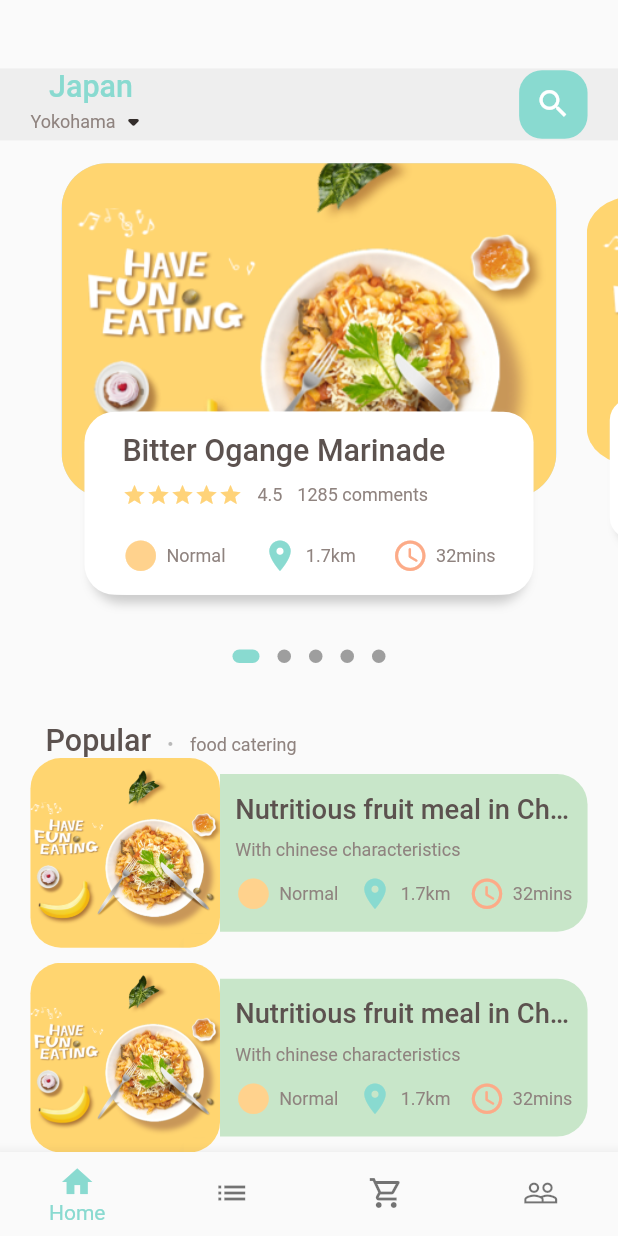
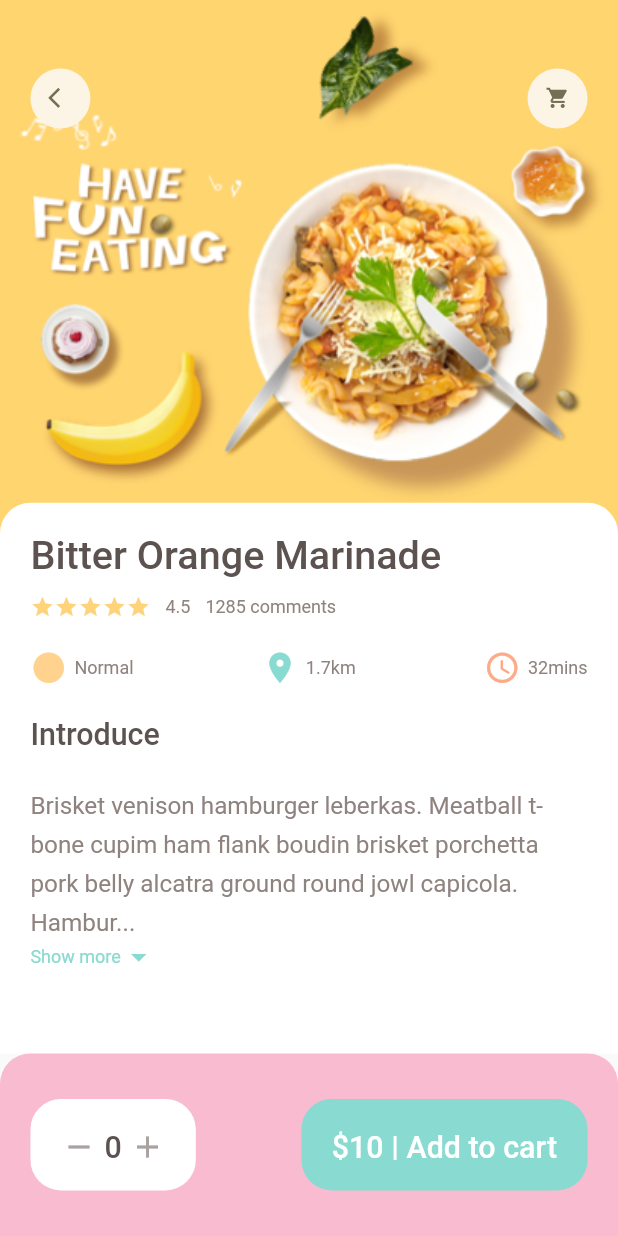
Before and after one commit to Cotamor/food-delivery-app, a Flutter app: the screen it shows after launch, on a phone screen of 412 x 824 dp. Run offline on Flutter 3.47's test engine with Material 2 defaults, Android fonts, the phone set to English and light mode, and no system bars; drawn by our look-alikes of dots_indicator; our stand-ins replace get.

Commit message:
step-3(Add PopularFoodDetail)

```diff
--- a/lib/Utils/dimentions.dart
+++ b/lib/Utils/dimentions.dart
@@ -11,6 +11,7 @@ class Dimentions {
   static double height15 = screenHeight / 54.2;
   static double height20 = screenHeight / 40.6;
   static double height30 = screenHeight / 27.1;
+  static double height40 = screenHeight / 20.32;
   static double height45 = screenHeight / 18.06;
   static double height100 = screenHeight / 8.13;
   static double height120 = screenHeight / 6.77;
@@ -24,8 +25,10 @@ class Dimentions {
   static double width120 = screenHeight / 6.77;
 
   // Font
+  static double font16 = screenHeight / 50.81;
   static double font18 = screenHeight / 45.16;
   static double font20 = screenHeight / 40.6;
+  static double font26 = screenHeight / 31.26;
 
   // Radius
   static double radius15 = screenHeight / 54.2;
@@ -33,9 +36,16 @@ class Dimentions {
   static double radius30 = screenHeight / 27.1;
 
   // Icon size
+  static double iconSize16 = screenHeight / 50.81;
   static double iconSize24 = screenHeight / 33.87;
 
   // ListView size 813 x 392
   static double listViewImgSize = screenWidth / 3.26;
   static double listViewTextContSize = screenWidth / 3.92;
+
+  // Popular food
+  static double popularFoodImgSize = screenHeight / 2.32;
+
+  // Bottom height
+  static double bottomHeightBar120 = screenHeight / 6.77;
 }
--- a/lib/main.dart
+++ b/lib/main.dart
@@ -1,6 +1,7 @@
 import 'package:flutter/material.dart';
 import 'package:food_deli/Utils/colors.dart';
-import 'package:food_deli/home/main_food_page.dart';
+import 'package:food_deli/pages/food/popular_food_detail.dart';
+import 'package:food_deli/pages/home/main_food_page.dart';
 import 'package:get/get.dart';
 
 void main() {
@@ -17,7 +18,7 @@ class MyApp extends StatelessWidget {
       theme: ThemeData(
         primarySwatch: Colors.blue,
       ),
-      home: const MainPage(),
+      home: const PopularFoodDetail(),
     );
   }
 }
@@ -33,7 +34,7 @@ class _MainPageState extends State<MainPage> {
   int currentIndex = 0;
   List pages = [
     const MainFoodPage(),
-    const MainFoodPage(),
+    const PopularFoodDetail(),
     const MainFoodPage(),
     const MainFoodPage(),
   ];
--- /dev/null
+++ b/lib/pages/food/popular_food_detail.dart
@@ -0,0 +1,147 @@
+import 'package:flutter/material.dart';
+import 'package:food_deli/Utils/colors.dart';
+import 'package:food_deli/Utils/dimentions.dart';
+import 'package:food_deli/widgets/app_column.dart';
+import 'package:food_deli/widgets/app_icon.dart';
+import 'package:food_deli/widgets/expandable_text_widget.dart';
+import 'package:food_deli/widgets/icon_text.dart';
+import 'package:food_deli/widgets/large_text.dart';
+import 'package:food_deli/widgets/small_text.dart';
+
+class PopularFoodDetail extends StatelessWidget {
+  const PopularFoodDetail({Key? key}) : super(key: key);
+
+  @override
+  Widget build(BuildContext context) {
+    return Scaffold(
+      body: Stack(
+        children: [
+          // Background Image
+          Positioned(
+            left: 0,
+            right: 0,
+            child: Container(
+              width: double.maxFinite,
+              height: Dimentions.popularFoodImgSize,
+              decoration: const BoxDecoration(
+                image: DecorationImage(
+                  image: AssetImage('assets/image/food0.png'),
+                  fit: BoxFit.cover,
+                ),
+              ),
+            ),
+          ),
+          // Navigations Top
+          Positioned(
+            left: Dimentions.width20,
+            right: Dimentions.width20,
+            top: Dimentions.height45,
+            child: Row(
+              mainAxisAlignment: MainAxisAlignment.spaceBetween,
+              children: const [
+                AppIcon(icon: Icons.arrow_back_ios),
+                AppIcon(icon: Icons.shopping_cart),
+              ],
+            ),
+          ),
+          // Title Section
+          Positioned(
+            left: 0,
+            right: 0,
+            bottom: 0,
+            top: Dimentions.popularFoodImgSize - 20,
+            child: Container(
+              padding: EdgeInsets.only(
+                left: Dimentions.width20,
+                right: Dimentions.width20,
+                top: Dimentions.height20,
+              ),
+              decoration: BoxDecoration(
+                borderRadius: BorderRadius.only(
+                  topLeft: Radius.circular(Dimentions.radius20),
+                  topRight: Radius.circular(Dimentions.radius20),
+                ),
+                color: Colors.white,
+              ),
+              child: Column(
+                crossAxisAlignment: CrossAxisAlignment.start,
+                children: [
+                  const AppColumn(title: 'Bitter Orange Marinade'),
+                  SizedBox(height: Dimentions.height20),
+                  const LargeText(text: 'Introduce'),
+                  SizedBox(height: Dimentions.height20),
+                  // Description Section(ExpandableTextWidget)
+                  const Expanded(
+                    child: SingleChildScrollView(
+                      child: ExpandableTextWidget(
+                          text:
+                              'Brisket venison hamburger leberkas. Meatball t-bone cupim ham flank boudin brisket porchetta pork belly alcatra ground round jowl capicola. Hamburger corned beef alcatra rump frankfurter tongue kevin burgdoggen. T-bone rump jowl chislic pig leberkas tenderloin drumstick doner salami turducken ham pork loin burgdoggen meatloaf. Cupim pork chop shank filet mignon. Shankle pork belly tongue jerky, kevin chicken hamburger turducken rump. Rump ham short ribs venison kielbasa.'),
+                    ),
+                  ),
+                ],
+              ),
+            ),
+          ),
+        ],
+      ),
+      bottomNavigationBar: Container(
+        height: Dimentions.bottomHeightBar120,
+        padding: EdgeInsets.only(
+          top: Dimentions.height30,
+          bottom: Dimentions.height30,
+          left: Dimentions.width20,
+          right: Dimentions.width20,
+        ),
+        decoration: BoxDecoration(
+          color: Colors.pink.shade100,
+          borderRadius: BorderRadius.only(
+            topLeft: Radius.circular(Dimentions.radius20),
+            topRight: Radius.circular(Dimentions.radius20),
+          ),
+        ),
+        child: Row(
+          mainAxisAlignment: MainAxisAlignment.spaceBetween,
+          children: [
+            Container(
+              padding: EdgeInsets.symmetric(
+                  horizontal: Dimentions.width20,
+                  vertical: Dimentions.height20),
+              decoration: BoxDecoration(
+                borderRadius: BorderRadius.circular(Dimentions.radius20),
+                color: Colors.white,
+              ),
+              child: Row(
+                children: [
+                  const Icon(
+                    Icons.remove,
+                    color: AppColors.signColor,
+                  ),
+                  SizedBox(width: Dimentions.width10 / 2),
+                  const LargeText(text: '0'),
+                  SizedBox(width: Dimentions.width10 / 2),
+                  const Icon(
+                    Icons.add,
+                    color: AppColors.signColor,
+                  ),
+                ],
+              ),
+            ),
+            Container(
+              padding: EdgeInsets.symmetric(
+                  horizontal: Dimentions.width20,
+                  vertical: Dimentions.height20),
+              decoration: BoxDecoration(
+                borderRadius: BorderRadius.circular(Dimentions.radius20),
+                color: AppColors.mainColor,
+              ),
+              child: const LargeText(
+                text: '\$10 | Add to cart',
+                color: Colors.white,
+              ),
+            ),
+          ],
+        ),
+      ),
+    );
+  }
+}
--- /dev/null
+++ b/lib/pages/food/recommended_food_detail.dart
@@ -0,0 +1,10 @@
+import 'package:flutter/material.dart';
+
+class RecommendedFoodDetail extends StatelessWidget {
+  const RecommendedFoodDetail({Key? key}) : super(key: key);
+
+  @override
+  Widget build(BuildContext context) {
+    return Container();
+  }
+}
--- a/lib/home/food_page_body.dart
+++ b/lib/pages/home/food_page_body.dart
@@ -2,6 +2,7 @@ import 'package:dots_indicator/dots_indicator.dart';
 import 'package:flutter/material.dart';
 import 'package:food_deli/Utils/colors.dart';
 import 'package:food_deli/Utils/dimentions.dart';
+import 'package:food_deli/widgets/app_column.dart';
 import 'package:food_deli/widgets/icon_text.dart';
 import 'package:food_deli/widgets/large_text.dart';
 import 'package:food_deli/widgets/small_text.dart';
@@ -256,68 +257,10 @@ class _FoodPageBodyState extends State<FoodPageBody> {
 
   Widget _buildCard(int index) {
     return Container(
-      width: double.maxFinite,
-      padding: EdgeInsets.symmetric(
-          horizontal: Dimentions.height20, vertical: Dimentions.height10),
-      // height: double.maxFinite,
-      child: Column(
-        mainAxisAlignment: MainAxisAlignment.center,
-        crossAxisAlignment: CrossAxisAlignment.start,
-        children: [
-          // Title Section
-          const LargeText(
-            text: 'Bitter Ogange Marinade',
-          ),
-          // Rating Star Section
-          SizedBox(height: Dimentions.height10),
-          Row(
-            children: [
-              Wrap(
-                children: List.generate(
-                  5,
-                  (index) => const Icon(
-                    Icons.star,
-                    size: 16,
-                    color: AppColors.yellowColor,
-                  ),
-                ),
-              ),
-              const SizedBox(width: 10),
-              const SmallText(
-                text: '4.5',
-                color: AppColors.paraColor,
-              ),
-              const SizedBox(width: 10),
-              const SmallText(
-                text: '1285 comments',
-                color: AppColors.paraColor,
-              ),
-            ],
-          ),
-          // Info Section
-          SizedBox(height: Dimentions.height20),
-          Row(
-            mainAxisAlignment: MainAxisAlignment.spaceBetween,
-            children: const [
-              IconTextWidget(
-                icon: Icons.circle_sharp,
-                text: 'Normal',
-                iconColor: AppColors.iconColor1,
-              ),
-              IconTextWidget(
-                icon: Icons.location_on,
-                text: '1.7km',
-                iconColor: AppColors.mainColor,
-              ),
-              IconTextWidget(
-                icon: Icons.access_time_rounded,
-                text: '32mins',
-                iconColor: AppColors.iconColor2,
-              ),
-            ],
-          )
-        ],
-      ),
-    );
+        width: double.maxFinite,
+        padding: EdgeInsets.symmetric(
+            horizontal: Dimentions.height20, vertical: Dimentions.height10),
+        // height: double.maxFinite,
+        child: const AppColumn(title: 'Chinese Side'));
   }
 }
--- a/lib/home/main_food_page.dart
+++ b/lib/pages/home/main_food_page.dart
@@ -1,7 +1,7 @@
 import 'package:flutter/material.dart';
 import 'package:food_deli/Utils/colors.dart';
 import 'package:food_deli/Utils/dimentions.dart';
-import 'package:food_deli/home/food_page_body.dart';
+import 'package:food_deli/pages/home/food_page_body.dart';
 import 'package:food_deli/widgets/large_text.dart';
 import 'package:food_deli/widgets/small_text.dart';
 
--- /dev/null
+++ b/lib/widgets/app_column.dart
@@ -0,0 +1,77 @@
+import 'package:flutter/material.dart';
+import 'package:food_deli/Utils/colors.dart';
+import 'package:food_deli/Utils/dimentions.dart';
+import 'package:food_deli/widgets/icon_text.dart';
+import 'package:food_deli/widgets/large_text.dart';
+import 'package:food_deli/widgets/small_text.dart';
+
+class AppColumn extends StatelessWidget {
+  final String title;
+  const AppColumn({
+    Key? key,
+    required this.title,
+  }) : super(key: key);
+
+  @override
+  Widget build(BuildContext context) {
+    return Column(
+      // mainAxisAlignment: MainAxisAlignment.center,
+      crossAxisAlignment: CrossAxisAlignment.start,
+      children: [
+        // Title Section
+        LargeText(
+          text: title,
+          size: Dimentions.font26,
+        ),
+        // Rating Star Section
+        SizedBox(height: Dimentions.height10),
+        Row(
+          children: [
+            Wrap(
+              children: List.generate(
+                5,
+                (index) => const Icon(
+                  Icons.star,
+                  size: 16,
+                  color: AppColors.yellowColor,
+                ),
+              ),
+            ),
+            const SizedBox(width: 10),
+            const SmallText(
+              text: '4.5',
+              color: AppColors.paraColor,
+            ),
+            const SizedBox(width: 10),
+            const SmallText(
+              text: '1285 comments',
+              color: AppColors.paraColor,
+            ),
+          ],
+        ),
+        // Info Section
+        SizedBox(height: Dimentions.height20),
+        Row(
+          mainAxisAlignment: MainAxisAlignment.spaceBetween,
+          children: const [
+            IconTextWidget(
+              icon: Icons.circle_sharp,
+              text: 'Normal',
+              iconColor: AppColors.iconColor1,
+            ),
+            IconTextWidget(
+              icon: Icons.location_on,
+              text: '1.7km',
+              iconColor: AppColors.mainColor,
+            ),
+            IconTextWidget(
+              icon: Icons.access_time_rounded,
+              text: '32mins',
+              iconColor: AppColors.iconColor2,
+            ),
+          ],
+        )
+      ],
+    );
+  }
+}
--- /dev/null
+++ b/lib/widgets/app_icon.dart
@@ -0,0 +1,33 @@
+import 'package:flutter/material.dart';
+import 'package:food_deli/Utils/dimentions.dart';
+
+class AppIcon extends StatelessWidget {
+  final IconData icon;
+  final Color bgColor;
+  final Color iconColor;
+  final double size;
+  const AppIcon({
+    Key? key,
+    required this.icon,
+    this.bgColor = const Color(0xFFfcf4e4),
+    this.iconColor = const Color(0xFF756d54),
+    this.size = 40,
+  }) : super(key: key);
+
+  @override
+  Widget build(BuildContext context) {
+    return Container(
+      width: size,
+      height: size,
+      decoration: BoxDecoration(
+        borderRadius: BorderRadius.circular(size / 2),
+        color: bgColor,
+      ),
+      child: Icon(
+        icon,
+        color: iconColor,
+        size: Dimentions.iconSize16,
+      ),
+    );
+  }
+}
--- /dev/null
+++ b/lib/widgets/expandable_text_widget.dart
@@ -0,0 +1,78 @@
+import 'package:flutter/material.dart';
+import 'package:food_deli/Utils/colors.dart';
+import 'package:food_deli/Utils/dimentions.dart';
+import 'package:food_deli/widgets/small_text.dart';
+
+class ExpandableTextWidget extends StatefulWidget {
+  final String text;
+  const ExpandableTextWidget({
+    Key? key,
+    required this.text,
+  }) : super(key: key);
+
+  @override
+  State<ExpandableTextWidget> createState() => _ExpandableTextWidgetState();
+}
+
+class _ExpandableTextWidgetState extends State<ExpandableTextWidget> {
+  late String firstHalf;
+  late String secondHalf;
+
+  bool hiddenText = true;
+
+  double textHeight = Dimentions.screenHeight / 5.63;
+
+  @override
+  void initState() {
+    super.initState();
+    if (widget.text.length > textHeight) {
+      firstHalf = widget.text.substring(0, textHeight.toInt());
+      secondHalf =
+          widget.text.substring(textHeight.toInt() + 1, widget.text.length);
+    } else {
+      firstHalf = widget.text;
+      secondHalf = '';
+    }
+  }
+
+  @override
+  Widget build(BuildContext context) {
+    return Container(
+      child: secondHalf.isEmpty
+          ? SmallText(text: firstHalf, size: Dimentions.font16)
+          : Column(
+              children: [
+                SmallText(
+                  text:
+                      hiddenText ? (firstHalf + '...') : firstHalf + secondHalf,
+                  size: Dimentions.font16,
+                  height: 1.6,
+                ),
+                InkWell(
+                  onTap: () {
+                    setState(() {
+                      hiddenText = !hiddenText;
+                    });
+                  },
+                  child: Row(
+                    children: [
+                      SmallText(
+                        text: hiddenText ? 'Show more' : 'Show less',
+                        color: AppColors.mainColor,
+                      ),
+                      Icon(
+                          hiddenText
+                              ? Icons.arrow_drop_down
+                              : Icons.arrow_drop_up,
+                          color: AppColors.mainColor),
+                    ],
+                  ),
+                ),
+                const SizedBox(
+                  height: 20,
+                ),
+              ],
+            ),
+    );
+  }
+}
--- a/lib/widgets/icon_text.dart
+++ b/lib/widgets/icon_text.dart
@@ -10,7 +10,7 @@ class IconTextWidget extends StatelessWidget {
   const IconTextWidget({
     Key? key,
     required this.icon,
-    this.iconColor = AppColors.iconColor1,
+    this.iconColor = const Color(0xFFffd28d),
     required this.text,
   }) : super(key: key);
 
```
Also changed, not shown: 1 other file.
